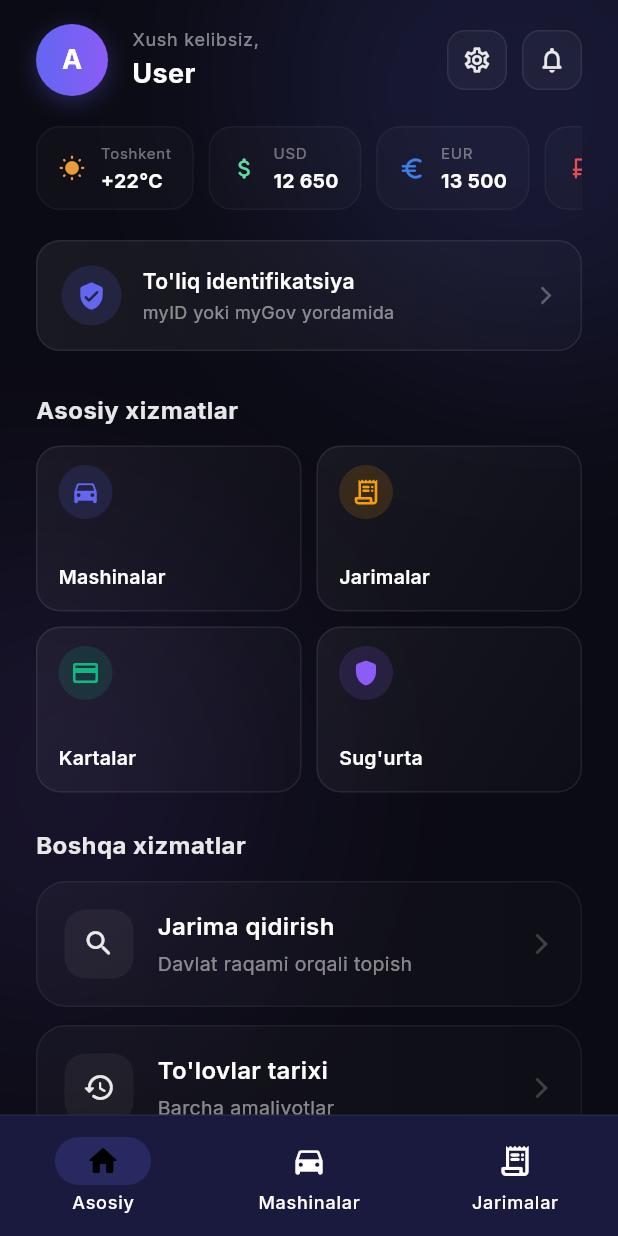
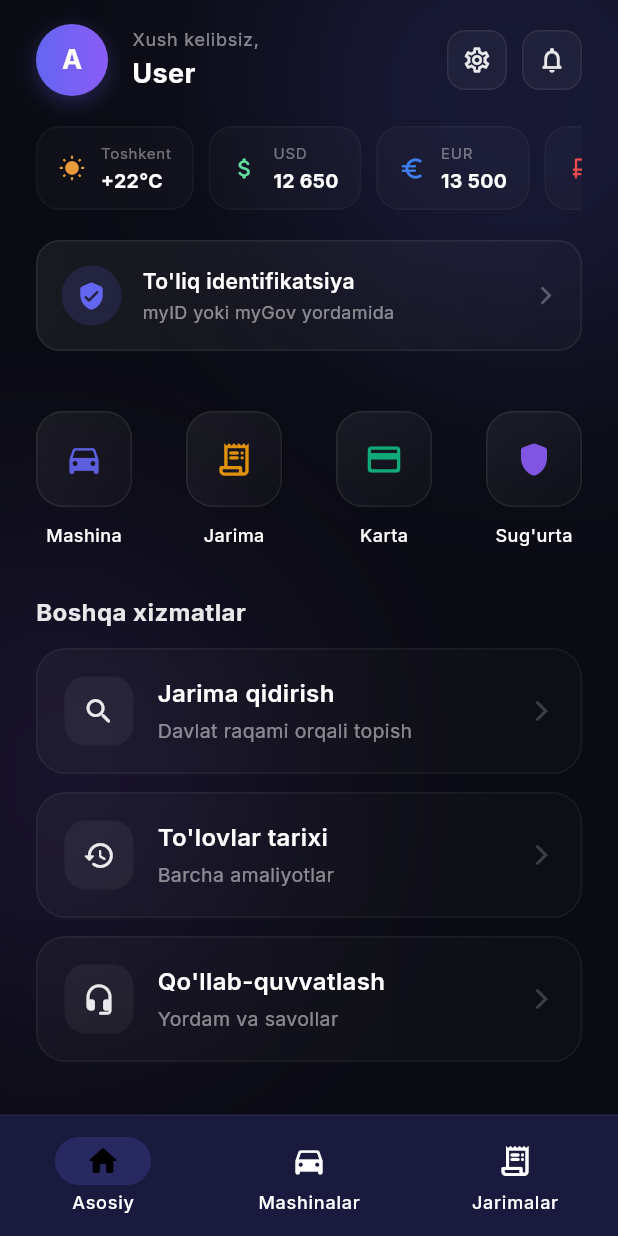
Before and after one commit to Jasurbek414/DriveON, a Flutter app: the HomeScreen screen opened by its route, on a phone screen of 412 x 824 dp. Run offline on Flutter 3.47's test engine with Material 3 defaults, Android fonts, the phone set to English and light mode, and no system bars; our stand-ins replace go_router, google_fonts, shared_preferences; accounts and stored records are empty; network calls fail.

Commit message:
Completely overhaul Quick Actions to match compact row design

```diff
--- a/mobile/lib/screens/home_screen.dart
+++ b/mobile/lib/screens/home_screen.dart
@@ -110,18 +110,17 @@ class _HomeScreenState extends State<HomeScreen> {
               const SizedBox(height: 28),
 
               // Quick Menu
-              Text("Asosiy xizmatlar", style: TextStyle(color: Colors.white.withOpacity(0.9), fontSize: 16, fontWeight: FontWeight.bold, letterSpacing: 0.3)),
               const SizedBox(height: 12),
-              GridView.count(crossAxisCount: 2, crossAxisSpacing: 10, mainAxisSpacing: 10, shrinkWrap: true,
-                physics: const NeverScrollableScrollPhysics(), childAspectRatio: 1.6,
+              Row(
+                mainAxisAlignment: MainAxisAlignment.spaceBetween,
                 children: [
-                  _menuCard(Icons.directions_car_rounded, 'Mashinalar', AppColors.primary, () => context.go('/vehicles')),
-                  _menuCard(Icons.receipt_long_rounded, 'Jarimalar', AppColors.warning, () => context.go('/fines'), badge: _finesCount > 0 ? '$_finesCount' : null),
-                  _menuCard(Icons.credit_card_rounded, 'Kartalar', AppColors.success, () => context.go('/cards')),
-                  _menuCard(Icons.shield_rounded, "Sug'urta", AppColors.secondary, () {}),
+                  _actionButton(Icons.directions_car_rounded, 'Mashina', AppColors.primary, () => context.go('/vehicles')),
+                  _actionButton(Icons.receipt_long_rounded, 'Jarima', AppColors.warning, () => context.go('/fines'), badge: _finesCount > 0 ? '$_finesCount' : null),
+                  _actionButton(Icons.credit_card_rounded, 'Karta', AppColors.success, () => context.go('/cards')),
+                  _actionButton(Icons.shield_rounded, "Sug'urta", AppColors.secondary, () {}),
                 ],
               ),
-              const SizedBox(height: 24),
+              const SizedBox(height: 32),
 
               // Info section
               Text("Boshqa xizmatlar", style: TextStyle(color: Colors.white.withOpacity(0.9), fontSize: 16, fontWeight: FontWeight.bold, letterSpacing: 0.3)),
@@ -148,28 +147,38 @@ class _HomeScreenState extends State<HomeScreen> {
     );
   }
 
-  Widget _menuCard(IconData icon, String label, Color color, VoidCallback onTap, {String? badge}) {
-    return GestureDetector(onTap: onTap, child: Container(
-      padding: const EdgeInsets.symmetric(horizontal: 14, vertical: 12),
-      decoration: BoxDecoration(
-        gradient: LinearGradient(begin: Alignment.topLeft, end: Alignment.bottomRight, colors: [Colors.white.withOpacity(0.05), Colors.white.withOpacity(0.01)]),
-        borderRadius: BorderRadius.circular(16),
-        border: Border.all(color: Colors.white.withOpacity(0.08)),
+  Widget _actionButton(IconData icon, String label, Color color, VoidCallback onTap, {String? badge}) {
+    return GestureDetector(
+      onTap: onTap,
+      child: Column(
+        children: [
+          Container(
+            width: 64, height: 64,
+            decoration: BoxDecoration(
+              gradient: LinearGradient(begin: Alignment.topLeft, end: Alignment.bottomRight, colors: [Colors.white.withOpacity(0.06), Colors.white.withOpacity(0.02)]),
+              borderRadius: BorderRadius.circular(18),
+              border: Border.all(color: Colors.white.withOpacity(0.08)),
+            ),
+            child: Stack(
+              clipBehavior: Clip.none,
+              children: [
+                Center(child: Icon(icon, color: color.withOpacity(0.9), size: 26)),
+                if (badge != null) Positioned(
+                  top: -6, right: -6,
+                  child: Container(
+                    padding: const EdgeInsets.symmetric(horizontal: 6, vertical: 4),
+                    decoration: BoxDecoration(color: AppColors.error, borderRadius: BorderRadius.circular(10)),
+                    child: Text(badge, style: const TextStyle(color: Colors.white, fontSize: 11, fontWeight: FontWeight.bold)),
+                  ),
+                ),
+              ],
+            ),
+          ),
+          const SizedBox(height: 10),
+          Text(label, style: const TextStyle(color: Colors.white, fontSize: 12, fontWeight: FontWeight.w500, letterSpacing: 0.3)),
+        ],
       ),
-      child: Column(crossAxisAlignment: CrossAxisAlignment.start, mainAxisAlignment: MainAxisAlignment.spaceBetween, children: [
-        Row(mainAxisAlignment: MainAxisAlignment.spaceBetween, crossAxisAlignment: CrossAxisAlignment.start, children: [
-          Container(
-            padding: const EdgeInsets.all(8),
-            decoration: BoxDecoration(color: color.withOpacity(0.15), shape: BoxShape.circle),
-            child: Icon(icon, color: color, size: 20),
-          ),
-          if (badge != null) Container(padding: const EdgeInsets.symmetric(horizontal: 8, vertical: 4),
-            decoration: BoxDecoration(color: AppColors.error, borderRadius: BorderRadius.circular(10), boxShadow: [BoxShadow(color: AppColors.error.withOpacity(0.3), blurRadius: 8, offset: const Offset(0, 2))]),
-            child: Text(badge, style: const TextStyle(color: Colors.white, fontSize: 11, fontWeight: FontWeight.bold))),
-        ]),
-        Text(label, style: const TextStyle(color: Colors.white, fontSize: 13, fontWeight: FontWeight.w600, letterSpacing: 0.2)),
-      ]),
-    ));
+    );
   }
 
   Widget _compactWidget(IconData icon, String title, String value, Color color) {
```
